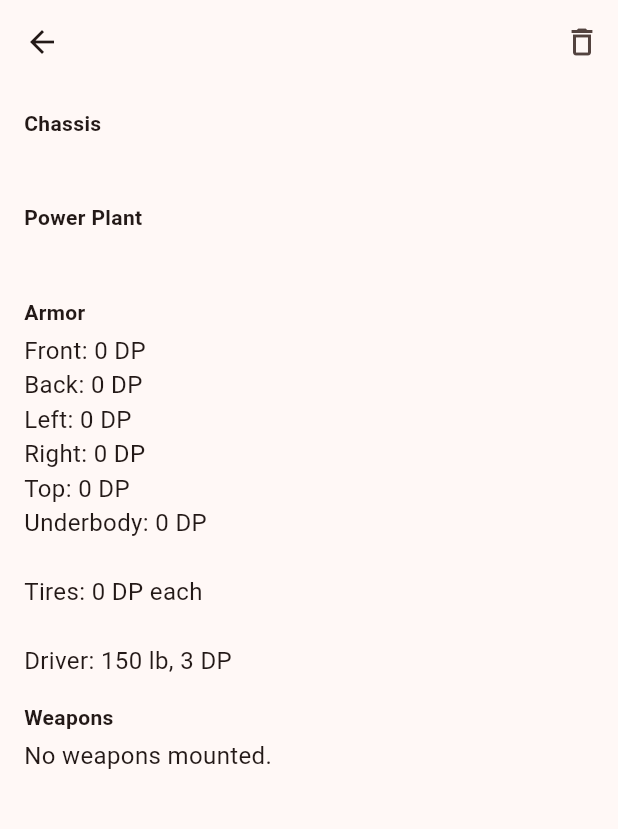
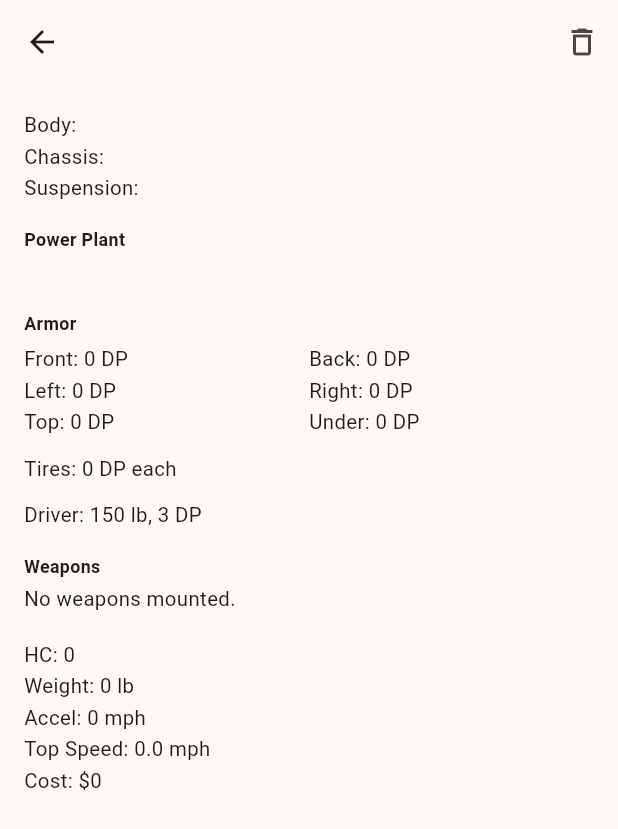
Before and after one commit to heusserm/car-wars-vehicle-designer, a Flutter app: the VehicleDetailScreen screen opened directly with empty values, on a phone screen of 412 x 824 dp. Shown: the top 829 px of the screen. Run offline on Flutter 3.47's test engine with Material 3 defaults, Android fonts, the light colour scheme and no system bars; our stand-ins replace shared_preferences; accounts and stored records are empty.

Commit message:
Redesign vehicle detail screen and remove placeholder data
- Remove hardcoded placeholder vehicles (Bulldog Sedan, Road Warrior Cycle); list now shows only saved vehicles
- Add delete with confirmation on both the list and the detail screen
- Split combined chassis text into separate Body/Chassis/Suspension lines (adds suspension to saved data for the first time)
- Pair armor facings into 3 rows (Front/Back, Left/Right, Top/Underbody) instead of 6 separate lines; rename Underbody label to Under
- Pull HC, Weight, Accel, Top Speed, and Cost out of the auto-generated Notes blob into their own lines, Cost last; Notes now only shown when non-empty
- Add an itemized Weapons section to the detail screen (previously only a count was shown); simplify weapon damage label from "(Dam 1d)" to "1d"
- Persist all of the above via VehicleGarage's SharedPreferences JSON schema
- Fix a real overflow bug in the Design screen's Summary card (long value text no longer wraps/overflows)
- Shrink app-wide text scale slightly via a MediaQuery override to reduce scrolling

```diff
--- a/lib/models/vehicle.dart
+++ b/lib/models/vehicle.dart
@@ -1,7 +1,9 @@
 class Vehicle {
   const Vehicle({
     required this.name,
-    required this.chassis,
+    required this.bodyType,
+    required this.chassisType,
+    required this.suspensionType,
     required this.powerPlant,
     this.notes = '',
     this.armorFront = 0,
@@ -12,10 +14,18 @@ class Vehicle {
     this.armorUnderbody = 0,
     this.tireDp = 0,
     this.weapons = const [],
+    this.totalCost = 0,
+    this.weight = 0,
+    this.handlingClass = 0,
+    this.acceleration = 0,
+    this.isUnderpowered = false,
+    this.topSpeed = 0,
   });
 
   final String name;
-  final String chassis;
+  final String bodyType;
+  final String chassisType;
+  final String suspensionType;
   final String powerPlant;
   final String notes;
   final int armorFront;
@@ -26,4 +36,10 @@ class Vehicle {
   final int armorUnderbody;
   final int tireDp;
   final List<String> weapons;
+  final double totalCost;
+  final double weight;
+  final int handlingClass;
+  final int acceleration;
+  final bool isUnderpowered;
+  final double topSpeed;
 }
--- a/lib/screens/vehicle_detail_screen.dart
+++ b/lib/screens/vehicle_detail_screen.dart
@@ -11,16 +11,8 @@ class VehicleDetailScreen extends StatelessWidget {
 
   @override
   Widget build(BuildContext context) {
-    final armor = 'Front: ${vehicle.armorFront} DP\r\n'
-        'Back: ${vehicle.armorBack} DP\r\n'
-        'Left: ${vehicle.armorLeft} DP\r\n'
-        'Right: ${vehicle.armorRight} DP\r\n'
-        'Top: ${vehicle.armorTop} DP\r\n'
-        'Underbody: ${vehicle.armorUnderbody} DP\r\n\r\n'
-        'Tires: ${vehicle.tireDp} DP each\r\n\r\n'
-        'Driver: $driverWeight lb, $driverDp DP';
-
     final weapons = vehicle.weapons.isEmpty ? 'No weapons mounted.' : vehicle.weapons.join('\r\n\r\n');
+    final acceleration = vehicle.isUnderpowered ? 'Underpowered – vehicle will not move' : '${vehicle.acceleration} mph';
 
     return Scaffold(
       appBar: AppBar(
@@ -38,12 +30,26 @@ class VehicleDetailScreen extends StatelessWidget {
       body: ListView(
         padding: const EdgeInsets.all(16),
         children: [
-          _DetailRow(label: 'Chassis', value: vehicle.chassis),
+          _PlainRow('Body: ${vehicle.bodyType}'),
+          _PlainRow('Chassis: ${vehicle.chassisType}'),
+          _PlainRow('Suspension: ${vehicle.suspensionType}', marginBottom: 16),
           _DetailRow(label: 'Power Plant', value: vehicle.powerPlant),
-          _DetailRow(label: 'Armor', value: armor),
+          const Padding(
+            padding: EdgeInsets.only(bottom: 4),
+            child: Text('Armor', style: TextStyle(fontWeight: FontWeight.bold, fontSize: 14)),
+          ),
+          _ArmorPairRow('Front: ${vehicle.armorFront} DP', 'Back: ${vehicle.armorBack} DP'),
+          _ArmorPairRow('Left: ${vehicle.armorLeft} DP', 'Right: ${vehicle.armorRight} DP'),
+          _ArmorPairRow('Top: ${vehicle.armorTop} DP', 'Under: ${vehicle.armorUnderbody} DP'),
+          _PlainRow('Tires: ${vehicle.tireDp} DP each', marginTop: 12),
+          _PlainRow('Driver: $driverWeight lb, $driverDp DP', marginTop: 12, marginBottom: 16),
           _DetailRow(label: 'Weapons', value: weapons),
-          if (vehicle.notes.isNotEmpty)
-            _DetailRow(label: 'Notes', value: vehicle.notes),
+          if (vehicle.notes.isNotEmpty) _DetailRow(label: 'Notes', value: vehicle.notes),
+          _PlainRow('HC: ${vehicle.handlingClass}'),
+          _PlainRow('Weight: ${vehicle.weight.toStringAsFixed(0)} lb'),
+          _PlainRow('Accel: $acceleration'),
+          _PlainRow('Top Speed: ${vehicle.topSpeed.toStringAsFixed(1)} mph'),
+          _PlainRow('Cost: \$${vehicle.totalCost.toStringAsFixed(0)}'),
         ],
       ),
     );
@@ -74,3 +80,39 @@ class _DetailRow extends StatelessWidget {
     );
   }
 }
+
+class _PlainRow extends StatelessWidget {
+  const _PlainRow(this.text, {this.marginTop = 2, this.marginBottom = 0});
+
+  final String text;
+  final double marginTop;
+  final double marginBottom;
+
+  @override
+  Widget build(BuildContext context) {
+    return Padding(
+      padding: EdgeInsets.only(top: marginTop, bottom: marginBottom),
+      child: Text(text, style: const TextStyle(fontSize: 16)),
+    );
+  }
+}
+
+class _ArmorPairRow extends StatelessWidget {
+  const _ArmorPairRow(this.left, this.right);
+
+  final String left;
+  final String right;
+
+  @override
+  Widget build(BuildContext context) {
+    return Padding(
+      padding: const EdgeInsets.only(top: 2),
+      child: Row(
+        children: [
+          Expanded(child: Text(left, style: const TextStyle(fontSize: 16))),
+          Expanded(child: Text(right, style: const TextStyle(fontSize: 16))),
+        ],
+      ),
+    );
+  }
+}
--- a/lib/screens/vehicle_list_screen.dart
+++ b/lib/screens/vehicle_list_screen.dart
@@ -38,7 +38,7 @@ class _VehicleListScreenState extends State<VehicleListScreen> {
               return ListTile(
                 leading: const Icon(Icons.directions_car_filled),
                 title: Text(vehicle.name),
-                subtitle: Text(vehicle.chassis),
+                subtitle: Text('${vehicle.chassisType} ${vehicle.bodyType}'),
                 trailing: IconButton(
                   icon: const Icon(Icons.delete_outline),
                   onPressed: () => _confirmDelete(vehicle),
```
Also changed, not shown: lib/main.dart (+9 -0 lines), lib/models/vehicle_garage.dart (+18 -2 lines), lib/screens/design_vehicle_screen.dart (+20 -16 lines).
